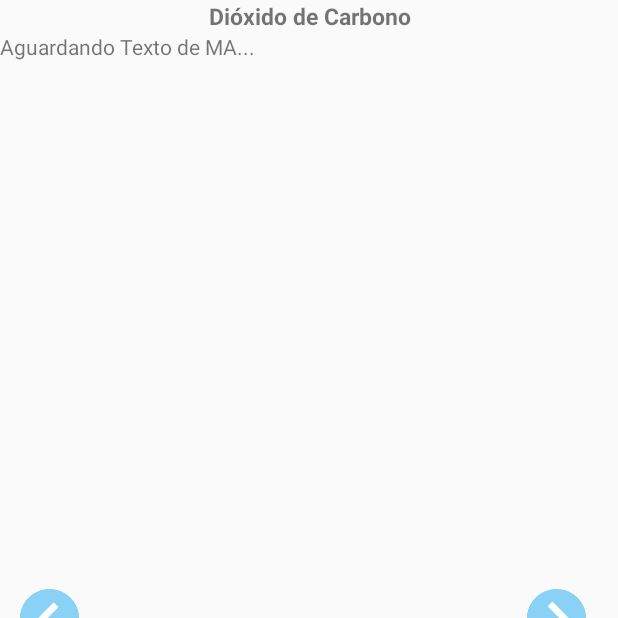
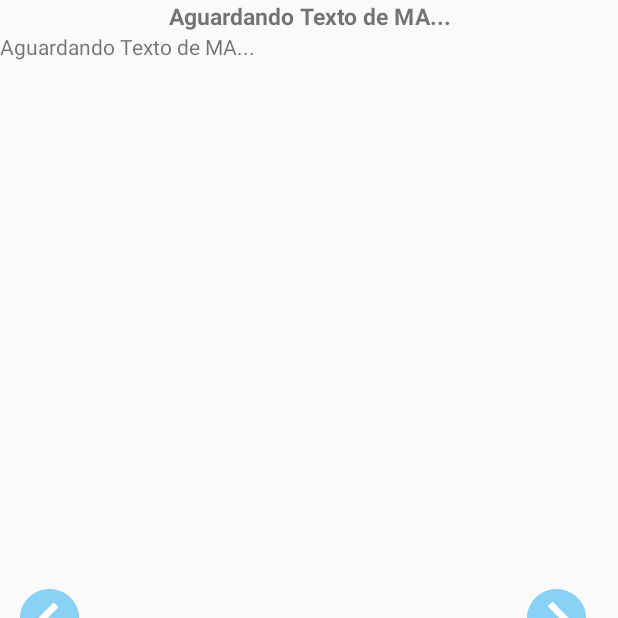
Before and after one commit to Pre-Iniciacao-Cientifica-2018/Mobile, an Android app: the SecondActivity screen opened directly, with no data from a screen before it, on a phone screen of 412 x 824 dp, the top half of it. Run offline under Robolectric (Android 15) with nearby library versions, the phone set to English and light mode, and no system bars.

Commit message:
Coisas reduntates

```diff
--- a/prjIC/app/src/main/AndroidManifest.xml
+++ b/prjIC/app/src/main/AndroidManifest.xml
@@ -27,9 +27,7 @@
                 <category android:name="android.intent.category.LAUNCHER" />
             </intent-filter>
         </activity>
-        <activity
-            android:name=".Menuebook"
-            android:label="@string/title_activity_menuebook" />
+
         <activity
             android:name=".MedicaoReal"
             android:label="@string/title_activity_medicao_real"
--- a/prjIC/app/src/main/java/com/example/gabriel/prjic/SecondActivity.java
+++ b/prjIC/app/src/main/java/com/example/gabriel/prjic/SecondActivity.java
@@ -30,7 +30,7 @@ public class SecondActivity extends AppCompatActivity
     private ImageView img = null;
     private ImageView img1 = null;
     DrawerLayout drawer;
-    TextView txtTitulo;
+    TextView txtTitulo, txtTexto;
     //private float x,y;
     @Override
     protected void onCreate(Bundle savedInstanceState) {
@@ -39,7 +39,8 @@ public class SecondActivity extends AppCompatActivity
         btnHome = findViewById(R.id.btnHome);
         btnArrasta = findViewById(R.id.btnArrasta);
         btnGraph = findViewById(R.id.btnGraph);
-        txtTitulo = findViewById(R.id.txtTitulo);
+        txtTitulo = findViewById(R.id.lblTitulo);
+        txtTexto = findViewById(R.id.lblTexto);
         drawer  = (DrawerLayout) findViewById(R.id.drawer_layout);
         btnArrasta.setOnClickListener(new View.OnClickListener() {
             @Override
@@ -155,15 +156,23 @@ public class SecondActivity extends AppCompatActivity
         int id = item.getItemId();
         Intent intent;
         if (id == R.id.itemCap1) {
+            txtTexto.setText(R.string.textCap1);
             txtTitulo.setText(R.string.cap1);
         } else if (id == R.id.itemCap2) {
 
+
+            txtTexto.setText(R.string.textCap2);
+            txtTitulo.setText(R.string.cap2);
         } else if (id == R.id.itemCap3) {
 
+
+            txtTexto.setText(R.string.textCap3);
+            txtTitulo.setText(R.string.cap3);
         } else if (id == R.id.itemCap4) {
+            txtTexto.setText(R.string.textCap4);
+            txtTitulo.setText(R.string.cap4);
 
         } else if (id == R.id.itemInicio) {
-
             intent = new Intent(this, MainActivity.class);
             startActivity(intent);
         } else if (id == R.id.itemMedReal) {
--- a/prjIC/app/src/main/res/layout/content_second.xml
+++ b/prjIC/app/src/main/res/layout/content_second.xml
@@ -54,19 +54,20 @@
             android:orientation="vertical">
 
             <TextView
-                android:id="@+id/txtTitulo"
+                android:id="@+id/lblTitulo"
                 android:layout_width="match_parent"
                 android:layout_height="match_parent"
-                android:text="Dióxido de Carbono"
+            android:text="@string/cap1"
                 android:textAlignment="center"
                 android:textSize="15sp"
                 android:textStyle="bold" />
 
             <TextView
+                android:id="@+id/lblTexto"
                 android:layout_width="match_parent"
                 android:layout_height="match_parent"
 
-                android:text="@string/textao" />
+                android:text="@string/textCap1" />
 
 
         </LinearLayout>
@@ -74,9 +75,54 @@
     </ScrollView>
 
 
+    <LinearLayout
+        android:layout_width="match_parent"
+        android:layout_height="56dp"
+        android:layout_marginTop="8dp"
+        android:layout_marginBottom="-10dp"
+        android:background="#ffffff"
+        android:gravity="center"
+        app:layout_constraintBottom_toBottomOf="parent"
+        app:layout_constraintEnd_toEndOf="parent"
+        app:layout_constraintStart_toStartOf="parent"
+        app:layout_constraintTop_toTopOf="parent"
+        app:layout_constraintVertical_bias="1.0">
+
+        <ImageButton
+            android:id="@+id/btnGraph"
+            android:layout_width="wrap_content"
+            android:layout_height="wrap_content"
+            android:layout_weight="1"
+            android:background="#00FFFFFF"
+            app:srcCompat="@drawable/ic_grafico"
+            tools:layout_editor_absoluteX="54dp"
+            tools:layout_editor_absoluteY="457dp" />
+
+        <ImageButton
+            android:id="@+id/btnHome"
+            android:layout_width="wrap_content"
+            android:layout_height="wrap_content"
+            android:layout_weight="1"
+            android:background="#00FFFFFF"
+            app:srcCompat="@drawable/ic_home"
+
+            tools:layout_editor_absoluteX="54dp"
+            tools:layout_editor_absoluteY="457dp" />
+
+        <ImageButton
+            android:id="@+id/btnArrasta"
+            android:layout_width="wrap_content"
+            android:layout_height="wrap_content"
+            android:layout_weight="1"
+
+            android:background="#00FFFFFF"
+            app:srcCompat="@drawable/ic_arrasta"
+            tools:layout_editor_absoluteX="54dp"
+            tools:layout_editor_absoluteY="457dp" />
 
 
-        <include layout="@layout/menuebook"/>
+    </LinearLayout>
+
 
 
 
--- a/prjIC/app/src/main/res/layout/menuebook.xml
+++ /dev/null
@@ -1,60 +0,0 @@
-<?xml version="1.0" encoding="utf-8"?>
-<android.support.constraint.ConstraintLayout xmlns:android="http://schemas.android.com/apk/res/android"
-    xmlns:app="http://schemas.android.com/apk/res-auto"
-    xmlns:tools="http://schemas.android.com/tools"
-    android:id="@+id/container"
-    android:layout_width="match_parent"
-    android:layout_height="match_parent"
-    tools:context=".Menuebook">
-
-
-    <LinearLayout
-        android:layout_width="match_parent"
-        android:layout_height="56dp"
-        android:layout_marginTop="8dp"
-        android:layout_marginBottom="-10dp"
-        android:background="#ffffff"
-        android:gravity="center"
-        app:layout_constraintBottom_toBottomOf="parent"
-        app:layout_constraintEnd_toEndOf="parent"
-        app:layout_constraintStart_toStartOf="parent"
-        app:layout_constraintTop_toTopOf="parent"
-        app:layout_constraintVertical_bias="1.0">
-
-        <ImageButton
-            android:id="@+id/btnGraph"
-            android:layout_width="wrap_content"
-            android:layout_height="wrap_content"
-            android:layout_weight="1"
-            android:background="#00FFFFFF"
-            app:srcCompat="@drawable/ic_grafico"
-            tools:layout_editor_absoluteX="54dp"
-            tools:layout_editor_absoluteY="457dp" />
-
-        <ImageButton
-            android:id="@+id/btnHome"
-            android:layout_width="wrap_content"
-            android:layout_height="wrap_content"
-            android:layout_weight="1"
-            android:background="#00FFFFFF"
-            app:srcCompat="@drawable/ic_home"
-
-            tools:layout_editor_absoluteX="54dp"
-            tools:layout_editor_absoluteY="457dp" />
-
-        <ImageButton
-            android:id="@+id/btnArrasta"
-            android:layout_width="wrap_content"
-            android:layout_height="wrap_content"
-            android:layout_weight="1"
-
-            android:background="#00FFFFFF"
-            app:srcCompat="@drawable/ic_arrasta"
-            tools:layout_editor_absoluteX="54dp"
-            tools:layout_editor_absoluteY="457dp" />
-
-
-    </LinearLayout>
-
-
-</android.support.constraint.ConstraintLayout>
--- a/prjIC/app/src/main/res/values/strings.xml
+++ b/prjIC/app/src/main/res/values/strings.xml
@@ -7,12 +7,16 @@
     <string name="nav_header_subtitle">android.studio@android.com</string>
     <string name="nav_header_desc">Navigation header</string>
     <string name="action_settings">Settings</string>
-    <string name="textao">Aguardando Texto de MA...</string>
+    <string name="textCap1">Aguardando Texto de MA...</string>
     <string name="title_activity_menuebook">menuebook</string>
     <string name="cap1">Aguardando Texto de MA...</string>
     <string name="textCap2">Aguardando Texto de MA 2...</string>
     <string name="cap2">Aguardando Texto de MA 2...</string>
-    <string name="title_home">Home</string>
+	<string name="textCap3">Aguardando Texto de MA 3...</string>
+    <string name="cap3">Aguardando Texto de MA 3...</string>
+    <string name="textCap4">Aguardando Texto de MA 4...</string>
+    <string name="cap4">Aguardando Texto de MA 4...</string>
+	<string name="title_home">Home</string>
     <string name="title_dashboard">Dashboard</string>
     <string name="title_notifications">Notifications</string>
     <string name="title_activity_medicao_real">medicaoReal</string>
--- a/prjIC/build.gradle
+++ b/prjIC/build.gradle
@@ -7,7 +7,7 @@ buildscript {
         jcenter()
     }
     dependencies {
-        classpath 'com.android.tools.build:gradle:3.2.1'
+        classpath 'com.android.tools.build:gradle:3.3.2'
 
 
         // NOTE: Do not place your application dependencies here; they belong
```
Also changed, not shown: prjIC/app/src/main/java/com/example/gabriel/prjic/Menuebook.java (deleted, +0 -54 lines), prjIC/gradle/wrapper/gradle-wrapper.properties.
